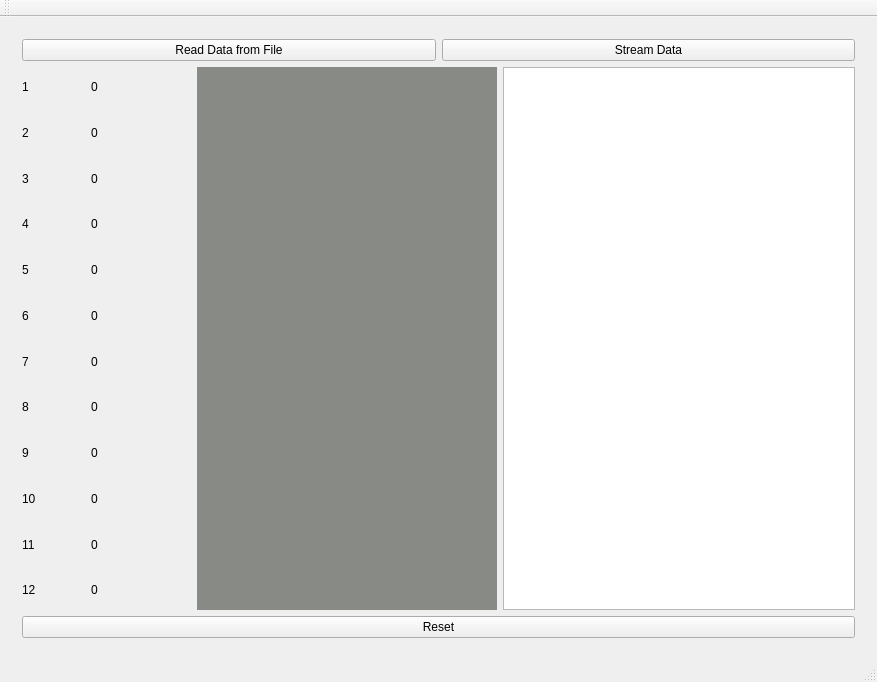
First picture: the form in leddargui/mainwindow.ui, repository SCCapstone/Sense-Able, before the edit.
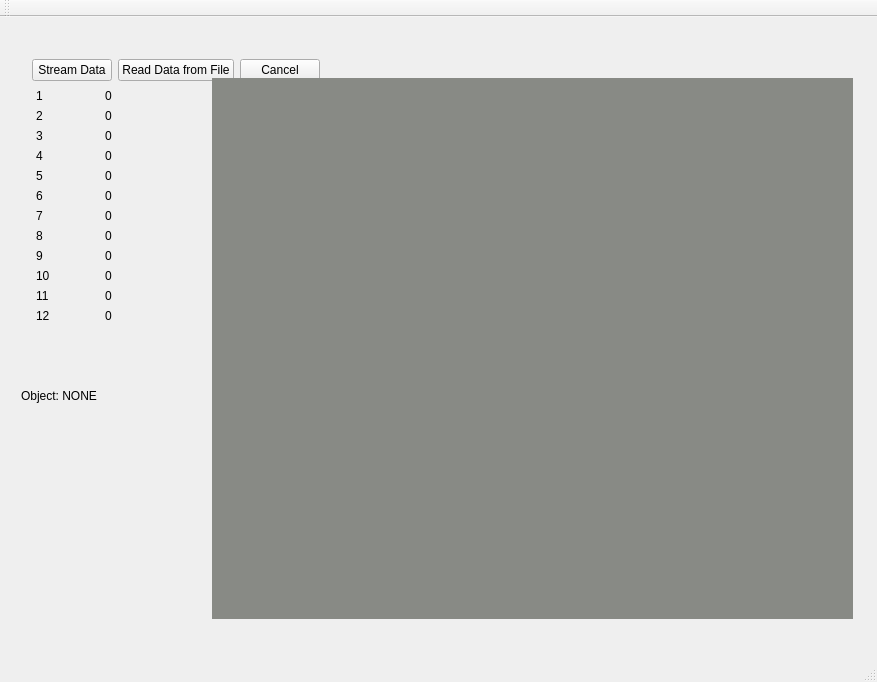
Second picture: the form after the edit.

Commit message: Everything is connected via signals and slots; object detection runs, but output is weird

The edit to the form file:
```diff
--- a/leddargui/mainwindow.ui
+++ b/leddargui/mainwindow.ui
@@ -22,26 +22,39 @@
   <widget class="QWidget" name="centralWidget">
    <layout class="QGridLayout" name="gridLayout_3">
     <item row="0" column="0">
-     <layout class="QHBoxLayout" name="horizontalLayout"/>
-    </item>
-    <item row="0" column="1">
+     <layout class="QHBoxLayout" name="horizontalLayout">
+      <item>
      <widget class="QStackedWidget" name="stackedWidget">
       <property name="currentIndex">
        <number>0</number>
       </property>
       <widget class="QWidget" name="page">
-       <layout class="QGridLayout" name="gridLayout_2">
-        <item row="0" column="0">
-         <layout class="QGridLayout" name="gridLayout">
-          <item row="0" column="0">
+         <widget class="QLabel" name="objectLabel">
+          <property name="geometry">
+           <rect>
+            <x>10</x>
+            <y>360</y>
+            <width>181</width>
+            <height>16</height>
+           </rect>
+          </property>
+          <property name="text">
+           <string>Object: NONE</string>
+          </property>
+         </widget>
+         <widget class="QWidget" name="">
+          <property name="geometry">
+           <rect>
+            <x>10</x>
+            <y>20</y>
+            <width>307</width>
+            <height>24</height>
+           </rect>
+          </property>
            <layout class="QHBoxLayout" name="horizontalLayout_2">
-            <item>
-             <widget class="QPushButton" name="readDataButton">
-              <property name="text">
-               <string>Read Data from File</string>
-              </property>
-             </widget>
-            </item>
+           <property name="sizeConstraint">
+            <enum>QLayout::SetFixedSize</enum>
+           </property>
             <item>
              <widget class="QPushButton" name="streamButton">
               <property name="text">
@@ -49,19 +62,39 @@
               </property>
              </widget>
             </item>
-           </layout>
-          </item>
-          <item row="1" column="0">
-           <layout class="QHBoxLayout" name="horizontalLayout_4">
-            <item>
-             <layout class="QHBoxLayout" name="horizontalLayout_3">
+           <item>
+            <widget class="QPushButton" name="readDataButton">
+             <property name="text">
+              <string>Read Data from File</string>
+             </property>
+            </widget>
+           </item>
+           <item>
+            <widget class="QPushButton" name="cancelButton">
+             <property name="text">
+              <string>Cancel</string>
+             </property>
+            </widget>
+           </item>
+          </layout>
+         </widget>
+         <widget class="QWidget" name="">
+          <property name="geometry">
+           <rect>
+            <x>14</x>
+            <y>50</y>
+            <width>175</width>
+            <height>301</height>
+           </rect>
+          </property>
+          <layout class="QGridLayout" name="gridLayout">
               <property name="sizeConstraint">
-               <enum>QLayout::SetDefaultConstraint</enum>
+            <enum>QLayout::SetFixedSize</enum>
               </property>
               <property name="rightMargin">
                <number>0</number>
               </property>
-              <item>
+           <item row="0" column="0">
                <layout class="QVBoxLayout" name="verticalLayout_2">
                 <item>
                  <widget class="QLabel" name="label">
@@ -221,7 +254,7 @@
                 </item>
                </layout>
               </item>
-              <item>
+           <item row="0" column="1">
                <layout class="QVBoxLayout" name="verticalLayout">
                 <item>
                  <widget class="QLabel" name="label_1">
@@ -382,9 +415,16 @@
                </layout>
               </item>
              </layout>
-            </item>
-            <item>
+         </widget>
              <widget class="QLabel" name="cameraView">
+          <property name="geometry">
+           <rect>
+            <x>201</x>
+            <y>50</y>
+            <width>641</width>
+            <height>541</height>
+           </rect>
+          </property>
               <property name="minimumSize">
                <size>
                 <width>300</width>
@@ -398,27 +438,13 @@
                <string/>
               </property>
              </widget>
-            </item>
-            <item>
-             <widget class="QTextBrowser" name="textBrowser"/>
-            </item>
-           </layout>
-          </item>
-          <item row="3" column="0">
-           <widget class="QPushButton" name="resetButton">
-            <property name="text">
-             <string>Reset</string>
-            </property>
-           </widget>
-          </item>
-         </layout>
-        </item>
-       </layout>
       </widget>
       <widget class="QWidget" name="page_2"/>
      </widget>
     </item>
    </layout>
+    </item>
+   </layout>
   </widget>
   <widget class="QMenuBar" name="menuBar">
    <property name="geometry">
@@ -426,7 +452,7 @@
      <x>0</x>
      <y>0</y>
      <width>877</width>
-     <height>28</height>
+     <height>19</height>
     </rect>
    </property>
   </widget>
```
Lines whose indentation alone changed are shown as unchanged. The commit also changes 3 other files.
